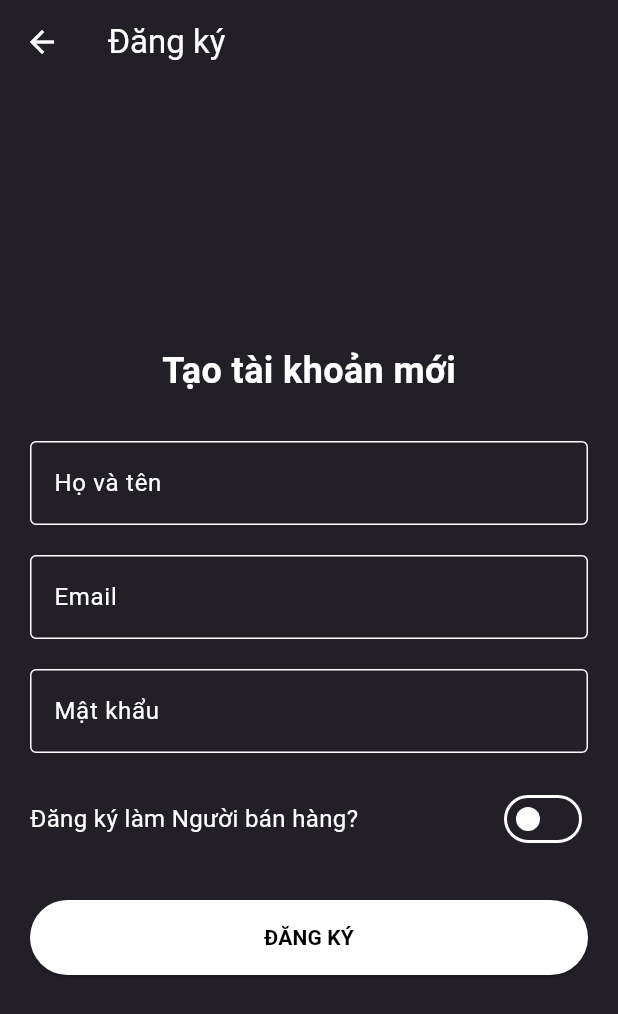
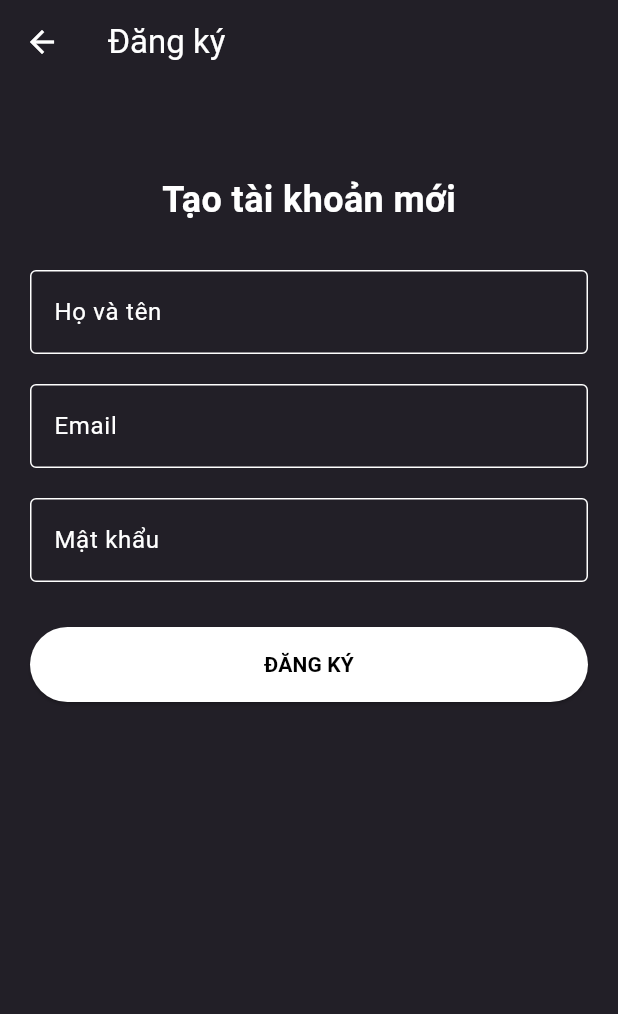
Before and after one commit to thuanhuy2006/SE104_AppProject, a Flutter app: the screen it shows after launch, after a tap on "Chưa có tài khoản? Đăng ký ngay", on a phone screen of 412 x 824 dp. Shown: the top 1014 px of the screen. Run offline on Flutter 3.47's test engine with Material 3 defaults, Android fonts, the phone set to English and light mode, and no system bars; our stand-ins replace cloud_firestore, firebase_auth, firebase_core; accounts and stored records are empty.

Commit message:
sửa UI

```diff
--- a/lib/main.dart
+++ b/lib/main.dart
@@ -34,7 +34,7 @@ class EtsyCloneApp extends StatelessWidget {
       ],
       child: MaterialApp(
         debugShowCheckedModeBanner: false,
-        title: 'Etsy Clone UI',
+        title: 'Quản Lý Đơn Hàng',
         theme: ThemeData(
           brightness: Brightness.dark,
           scaffoldBackgroundColor: etsyBackground,
--- a/lib/screens/login_page.dart
+++ b/lib/screens/login_page.dart
@@ -35,16 +35,18 @@ class _LoginPageState extends State<LoginPage> {
   Widget build(BuildContext context) {
     return Scaffold(
       appBar: AppBar(
-        title: const Text('Đăng nhập'),
+        title: const Text('Đăng Nhập'),
         backgroundColor: etsyBackground,
       ),
-      body: Padding(
+      body: SingleChildScrollView(
+        child: Padding(
           padding: const EdgeInsets.all(20.0),
           child: Column(
             mainAxisAlignment: MainAxisAlignment.center,
             children: [
+              const SizedBox(height: 60),
               const Text(
-              'Etsy Clone',
+                'Đăng Nhập',
                 style: TextStyle(
                   fontSize: 32,
                   fontWeight: FontWeight.bold,
@@ -98,12 +100,13 @@ class _LoginPageState extends State<LoginPage> {
               ),
               const SizedBox(height: 20),
               const Text(
-              'Gợi ý: sang@gmail.com / 123',
+                'Gợi ý: nva@gmail.com',
                 style: TextStyle(color: Colors.grey, fontSize: 12),
               ),
             ],
           ),
         ),
+      ),
     );
   }
 }
--- a/lib/screens/register_page.dart
+++ b/lib/screens/register_page.dart
@@ -16,7 +16,6 @@ class _RegisterPageState extends State<RegisterPage> {
   final _nameController = TextEditingController();
   final _emailController = TextEditingController();
   final _passwordController = TextEditingController();
-  bool _isSeller = false;
 
   Future<void> _register() async {
     if (_nameController.text.isEmpty || _emailController.text.isEmpty || _passwordController.text.isEmpty) {
@@ -28,7 +27,6 @@ class _RegisterPageState extends State<RegisterPage> {
       _nameController.text,
       _emailController.text,
       _passwordController.text,
-      isSellerRole: _isSeller,
     );
 
     if (mounted) {
@@ -44,11 +42,13 @@ class _RegisterPageState extends State<RegisterPage> {
   Widget build(BuildContext context) {
     return Scaffold(
       appBar: AppBar(title: const Text('Đăng ký'), backgroundColor: etsyBackground),
-      body: Padding(
+      body: SingleChildScrollView(
+        child: Padding(
           padding: const EdgeInsets.all(20.0),
           child: Column(
             mainAxisAlignment: MainAxisAlignment.center,
             children: [
+              const SizedBox(height: 40),
               const Text('Tạo tài khoản mới', style: TextStyle(fontSize: 24, fontWeight: FontWeight.bold)),
               const SizedBox(height: 30),
               TextField(
@@ -66,22 +66,6 @@ class _RegisterPageState extends State<RegisterPage> {
                 decoration: const InputDecoration(labelText: 'Mật khẩu', border: OutlineInputBorder()),
                 obscureText: true,
               ),
-            const SizedBox(height: 20),
-            Row(
-              mainAxisAlignment: MainAxisAlignment.spaceBetween,
-              children: [
-                const Text('Đăng ký làm Người bán hàng?', style: TextStyle(fontSize: 16)),
-                Switch(
-                  value: _isSeller,
-                  onChanged: (val) {
-                    setState(() {
-                      _isSeller = val;
-                    });
-                  },
-                  activeColor: Colors.deepOrange,
-                ),
-              ],
-            ),
               const SizedBox(height: 30),
               SizedBox(
                 width: double.infinity,
@@ -95,6 +79,7 @@ class _RegisterPageState extends State<RegisterPage> {
             ],
           ),
         ),
+      ),
     );
   }
 }
```
Also changed, not shown: pubspec.lock. Lines whose indentation alone changed are shown as unchanged.
